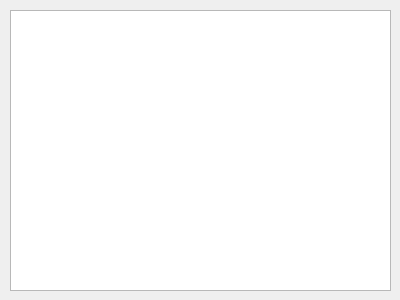
paswd/cg-lab1, file mainwindow.ui: the form before one commit.
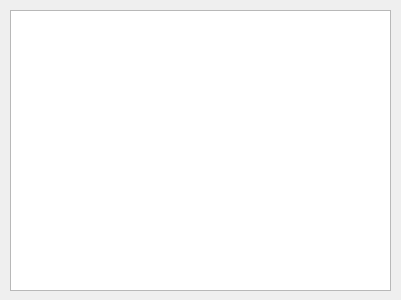
The form after the commit.

Commit message: Auto redrawing while resize

What changed in the file:
```diff
--- a/mainwindow.ui
+++ b/mainwindow.ui
@@ -6,7 +6,7 @@
    <rect>
     <x>0</x>
     <y>0</y>
-    <width>400</width>
+    <width>401</width>
     <height>300</height>
    </rect>
   </property>
```
Left out of the diff: 2 changed lines with no effect on the pictures. The commit also changes 2 other files.
